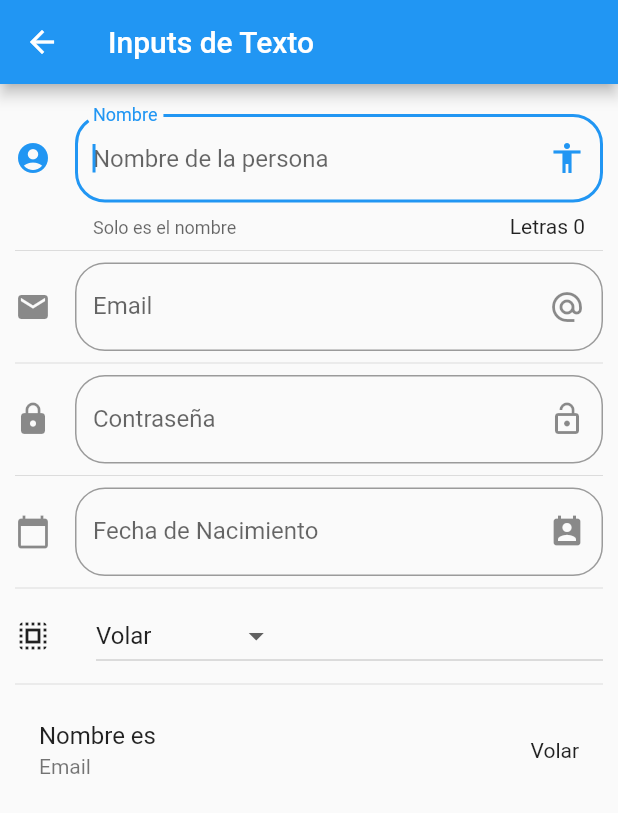
After one commit to marianolop22/flutter_components, a Flutter app: the InputPage screen opened by its route, on a phone screen of 412 x 824 dp. The commit adds this screen. Shown: the top 813 px of the screen. Run offline on Flutter 3.47's test engine with Material 2 defaults, Android fonts, the phone set to English and light mode, and no system bars.

Commit message:
ejercicio 83

```diff
--- a/data/menu_opts.json
+++ b/data/menu_opts.json
@@ -19,6 +19,11 @@
             "ruta": "animatedContainer",
             "icon": "donut_large",
             "texto": "Animated Container"
+        },
+        {
+            "ruta": "inputs",
+            "icon": "input",
+            "texto": "Inputs"
         }
     ]
 }
--- a/lib/main.dart
+++ b/lib/main.dart
@@ -1,4 +1,5 @@
 import 'package:flutter/material.dart';
+import 'package:flutter_localizations/flutter_localizations.dart';
 
 
 //librerias mias
@@ -12,6 +13,14 @@ class MyApp extends StatelessWidget {
   Widget build(BuildContext context) {
     return MaterialApp(
       debugShowCheckedModeBanner: false,
+      localizationsDelegates: [
+        // ... app-specific localization delegate[s] here
+        GlobalMaterialLocalizations.delegate,
+        GlobalWidgetsLocalizations.delegate,
+      ],
+      supportedLocales: [
+          const Locale('es', 'ES'),
+        ],
       title: 'Components App',
       //home: HomePage(),
       initialRoute: '/',
--- /dev/null
+++ b/lib/src/pages/input_page.dart
@@ -0,0 +1,204 @@
+import 'package:flutter/cupertino.dart';
+import 'package:flutter/material.dart';
+import 'package:flutter/painting.dart';
+import 'package:intl/intl.dart';
+
+class InputPage extends StatefulWidget {
+  //InputPage({Key key}) : super(key: key);
+
+  _InputPageState createState() => _InputPageState();
+}
+
+class _InputPageState extends State<InputPage> {
+
+  String _name = "";
+  String _email = "";
+  String _password = "";
+  String _date = "";
+  String _powerSelected = "Volar";
+  TextEditingController _inputFieldDateController = new TextEditingController();
+  List<String> _powers = ['Volar', 'Rayos X', 'Super Aliento','Super Fuerza'];
+
+
+  @override
+  Widget build(BuildContext context) {
+    return Scaffold(
+      appBar: AppBar(
+        title: Text ('Inputs de Texto')
+      ),
+      body: ListView(
+        padding: EdgeInsets.symmetric(horizontal: 10.0, vertical: 20.0),
+        children: <Widget>[
+          _createInput(),
+          Divider(),
+          _createEmail(),
+          Divider(),
+          _createPassword(),
+          Divider(),
+          _createDate( context ),
+          Divider(),
+          _createDropDown(),
+          Divider(),
+          _createPerson (),
+        ],
+      ),
+    );
+  }
+
+  Widget _createInput() {
+
+    return TextField(
+      autofocus: true,
+      textCapitalization: TextCapitalization.sentences,
+      decoration: InputDecoration(
+        border: OutlineInputBorder(
+          borderRadius: BorderRadius.circular(20.0)
+        ),
+        counter: Text('Letras ${_name.length}'),
+        hintText: 'Nombre de la persona',
+        labelText: 'Nombre',
+        helperText: 'Solo es el nombre',
+        suffixIcon: Icon (Icons.accessibility), //icono interno
+        icon: Icon (Icons.account_circle)
+      ),
+      onChanged: (inputName){
+        _name = inputName;
+        setState(() {
+
+        });
+      }
+
+    );
+  }
+
+  Widget _createPerson() {
+    return ListTile(
+      title: Text ('Nombre es $_name' ),
+      subtitle: Text ('Email $_email'),
+      trailing: Text(_powerSelected),
+    );
+  }
+
+  Widget _createEmail() {
+    return TextField(
+      keyboardType: TextInputType.emailAddress,
+      decoration: InputDecoration(
+        border: OutlineInputBorder(
+          borderRadius: BorderRadius.circular(20.0)
+        ),
+        hintText: 'Email',
+        labelText: 'Email',
+        suffixIcon: Icon (Icons.alternate_email), //icono interno
+        icon: Icon (Icons.email)
+      ),
+      onChanged: (inputEmail){
+        _email = inputEmail;
+        setState(() {
+        });
+      }
+    );
+  }
+
+
+  Widget _createPassword () {
+    return TextField(
+      obscureText: true,
+      decoration: InputDecoration(
+        border: OutlineInputBorder(
+          borderRadius: BorderRadius.circular(20.0)
+        ),
+        hintText: 'Contraseña',
+        labelText: 'Contraseña',
+        suffixIcon: Icon (Icons.lock_open), //icono interno
+        icon: Icon (Icons.lock)
+      ),
+      onChanged: (inputPassword){
+        _password = inputPassword;
+        setState(() {
+        });
+      }
+    );
+  }
+
+  Widget _createDate( BuildContext context) {
+
+    return TextField(
+      controller: _inputFieldDateController,
+      enableInteractiveSelection: false,
+      decoration: InputDecoration(
+        border: OutlineInputBorder(
+          borderRadius: BorderRadius.circular(20.0)
+        ),
+        hintText: 'Fecha de Nacimiento',
+        labelText: 'Fecha de Nacimiento',
+        suffixIcon: Icon (Icons.perm_contact_calendar), //icono interno
+        icon: Icon (Icons.calendar_today)
+      ),
+      onTap: () {
+        FocusScope.of(context).requestFocus( new FocusNode() );
+        _selectDate( context );
+      },
+    );
+  }
+
+  void _selectDate(BuildContext context) async {
+
+    DateTime picked = await showDatePicker(
+      context: context,
+      initialDate: new DateTime.now(),
+      firstDate: new DateTime(2018),
+      lastDate: new DateTime(2025),
+      locale: Locale ('es','ES')
+    );
+
+    if (picked != null) {
+      setState(() {
+        _date = DateFormat ( 'dd-MM-yyyy' ).format(picked);
+        _inputFieldDateController.text = _date;
+      });
+    }
+  }
+
+
+  List<DropdownMenuItem<String>> getDropDownOptions() {
+
+    List<DropdownMenuItem<String>> tmpList = new List()  ;
+
+    _powers.forEach( (poder) {
+
+      tmpList.add( DropdownMenuItem (
+
+        child: Text (poder), //esto es lo que voy a mostrar
+        value: poder,
+      ));
+    });
+
+    return tmpList;
+  }
+
+
+  Widget _createDropDown() {
+
+    return Row (
+      children: <Widget>[
+        Icon(Icons.select_all),
+        SizedBox(width: 30.0),
+        Expanded(
+                  child: DropdownButton(
+            value: _powerSelected,
+            items: getDropDownOptions(),
+            onChanged: ( opt ){
+              setState(() {
+                _powerSelected = opt;
+
+              });
+            },
+          ),
+        )
+      ],
+    );
+  }
+
+
+
+}
--- a/lib/src/routes/routes.dart
+++ b/lib/src/routes/routes.dart
@@ -4,6 +4,7 @@ import 'package:flutter_components/src/pages/animated_container.dart';
 import 'package:flutter_components/src/pages/avatar_page.dart';
 import 'package:flutter_components/src/pages/card_page.dart';
 import 'package:flutter_components/src/pages/home_page.dart';
+import 'package:flutter_components/src/pages/input_page.dart';
 
 Map <String, WidgetBuilder> getApplicationRoutes () {
   return <String, WidgetBuilder>{
@@ -12,5 +13,6 @@ Map <String, WidgetBuilder> getApplicationRoutes () {
         'avatar': (BuildContext context ) => AvatarPage(),
         'card': (BuildContext context ) => CardPage(),
         'animatedContainer': (BuildContext context ) => AnimatedContainerPage(),
+        'inputs': (BuildContext context ) => InputPage(),
       };
 }
--- a/lib/src/utils/icon_string_util.dart
+++ b/lib/src/utils/icon_string_util.dart
@@ -5,7 +5,8 @@ final _icons = <String, IconData>{
   'add_alert' : Icons.add_alert,
   'accessibility' : Icons.accessibility,
   'folder_open' : Icons.add_alert,
-  'donut_large': Icons.donut_large
+  'donut_large': Icons.donut_large,
+  'input': Icons.input
 };
 
 Icon getIcon ( String iconName ) {
--- a/pubspec.yaml
+++ b/pubspec.yaml
@@ -18,6 +18,9 @@ environment:
 
 dependencies:
   flutter:
+    sdk: flutter
+
+  flutter_localizations:
     sdk: flutter
 
   # The following adds the Cupertino Icons font to your application.
```
Also changed, not shown: pubspec.lock.
